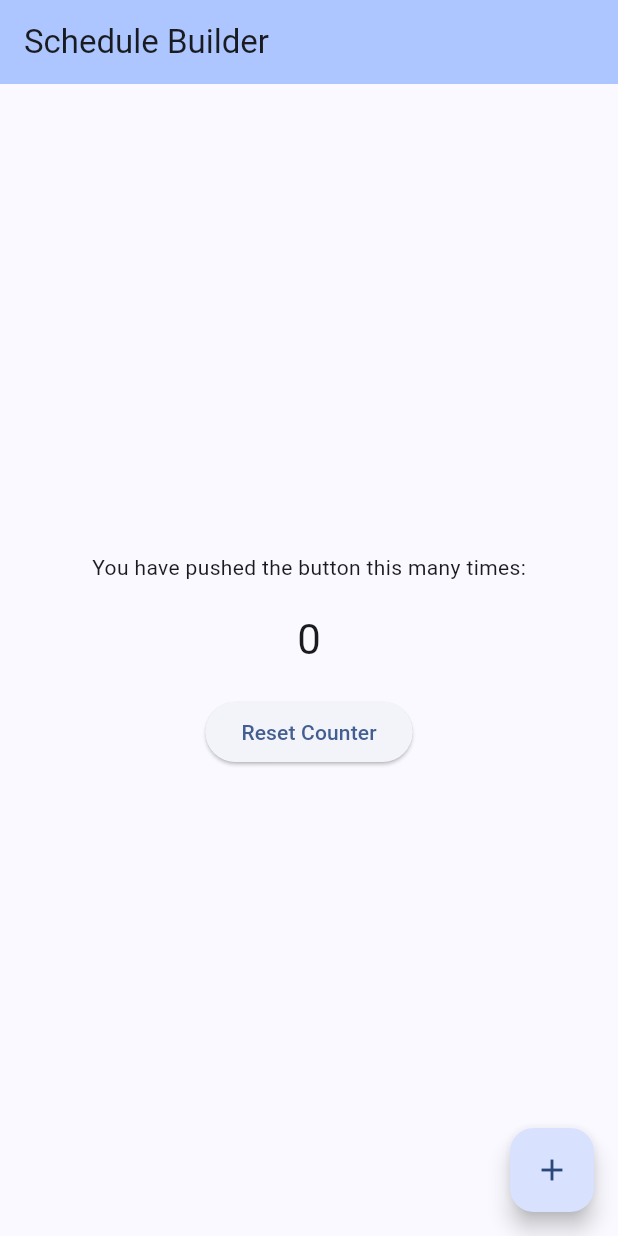
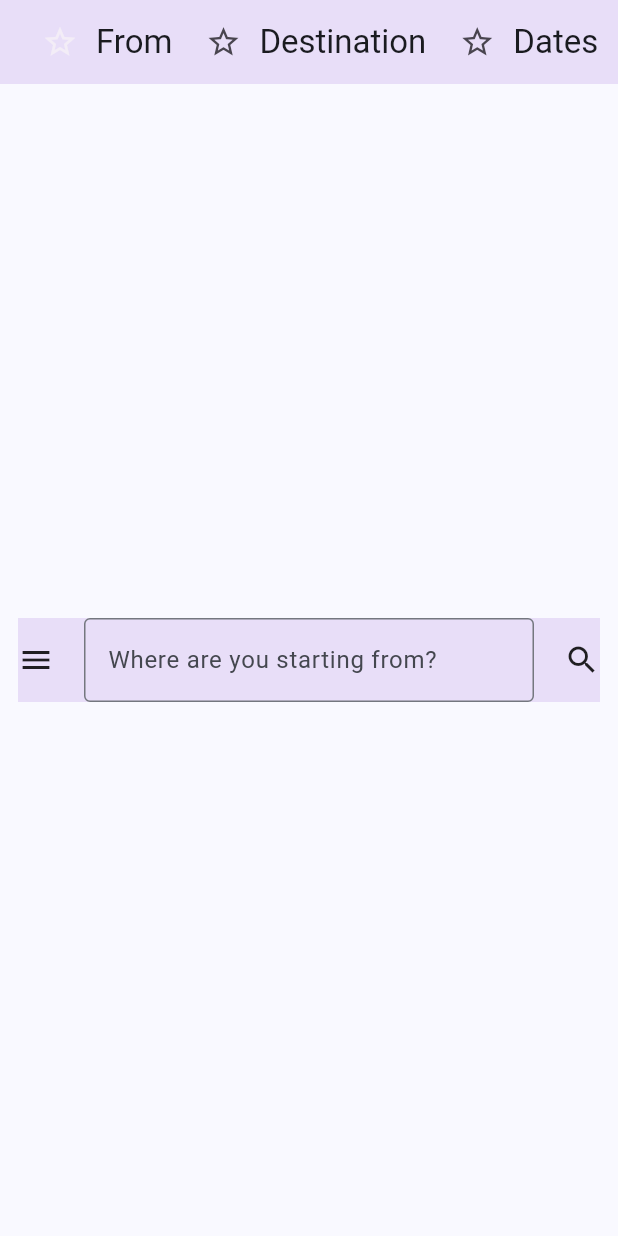
Before and after one commit to PrishaB/Syncinary---Team05, a Flutter app: the screen it shows after launch, on a phone screen of 412 x 824 dp. Run offline on Flutter 3.47's test engine with Material 3 defaults, Android fonts, the phone set to English and light mode, and no system bars.

Commit message:
FLight parameter enter almost working

```diff
--- a/syncinary/lib/main.dart
+++ b/syncinary/lib/main.dart
@@ -16,7 +16,7 @@ class MyApp extends StatelessWidget {
       theme: ThemeData(
         colorScheme: .fromSeed(seedColor: const Color.fromARGB(255, 58, 104, 183)),
       ),
-      home: const itinerary_builder(title: 'Schedule Builder'),
+      home: const itinerary_builder(),
     );
   }
 }
--- a/syncinary/lib/pages/itinerary_builder.dart
+++ b/syncinary/lib/pages/itinerary_builder.dart
@@ -1,77 +1,148 @@
 import 'package:flutter/material.dart';
 
-
 class itinerary_builder extends StatefulWidget {
-  const itinerary_builder({super.key, required this.title});
-
-  // This widget is the home page of your application. It is stateful, meaning
-  // that it has a State object (defined below) that contains fields that affect
-  // how it looks.
-
-  // This class is the configuration for the state. It holds the values (in this
-  // case the title) provided by the parent (in this case the App widget) and
-  // used by the build method of the State. Fields in a Widget subclass are
-  // always marked "final".
-
-  final String title;
+  const itinerary_builder({super.key});
 
   @override
   State<itinerary_builder> createState() => _itineraryState();
+
 }
 
 class _itineraryState extends State<itinerary_builder> {
-  int _counter = 0;
+  final TextEditingController _startController = TextEditingController();
+  final TextEditingController _endController = TextEditingController();
 
-  void _incrementCounter() {
-    setState(() {
-      // This call to setState tells the Flutter framework that something has
-      // changed in this State, which causes it to rerun the build method below
-      // so that the display can reflect the updated values. If we changed
-      // _counter without calling setState(), then the build method would not be
-      // called again, and so nothing would appear to happen.
-      _counter++;
-    });
+  int currentDisplay = 0;
 
 
-  }
 
-  void _resetCounter() {
+  void updateDisplay(int display) {
     setState(() {
-        _counter = 0;
+      currentDisplay = display;
     });
   }
 
   @override
+
   Widget build(BuildContext context) {
-    return Scaffold(
-      appBar: AppBar(
-        backgroundColor: Theme.of(context).colorScheme.inversePrimary,
-        title: Text(widget.title),
+    final List<Widget> screens = [
+      Center(
+        child:
+        ColoredBox(
+          color: Color(0xFFE8DEF8),
+
+          child:
+            Row(
+            mainAxisAlignment: MainAxisAlignment.center,
+            mainAxisSize: MainAxisSize.min,
+            spacing: 20,
+
+            children: [
+              const Icon(Icons.menu),
+              SizedBox(
+                width: 300,
+                child: TextField(
+                  controller: _startController,
+                  decoration: const InputDecoration(
+                    border: OutlineInputBorder(),
+                    labelText: 'Where are you starting from?',
                   ),
-      body: Center(
-        child: Column(
-          mainAxisAlignment: MainAxisAlignment.center,
-          spacing: 20,
-          children: [
-            const Text('You have pushed the button this many times:'),
-            Text(
-              '$_counter',
-              style: Theme.of(context).textTheme.headlineMedium,
+                ),
               ),
 
-            ElevatedButton(
-              onPressed: _resetCounter,
-              child: const Text('Reset Counter'),
-            ),
+              const Icon(Icons.search),
             ],
           ),
         ),
+      ),
 
-      floatingActionButton: FloatingActionButton(
-        onPressed: _incrementCounter,
-        tooltip: 'Increment',
-        child: const Icon(Icons.add),
+      Center(
+        child:
+        ColoredBox(
+          color: Color(0xFFE8DEF8),
+
+          child:
+            Row(
+            mainAxisAlignment: MainAxisAlignment.center,
+            mainAxisSize: MainAxisSize.min,
+            spacing: 20,
+
+            children: [
+              const Icon(Icons.menu),
+              SizedBox(
+                width: 300,
+                child: TextField(
+                  controller: _endController,
+                  decoration: const InputDecoration(
+                    border: OutlineInputBorder(),
+                    labelText: 'Choose destination',
                   ),
+                ),
+              ),
+
+              const Icon(Icons.search),
+            ],
+          ),
+        ),
+      ),
+
+    ];
+
+    return Scaffold(
+      appBar: AppBar(
+        // title: Text("Schedule Builder"),
+        centerTitle: true,
+
+        backgroundColor: Color(0xFFE8DEF8),
+        title:
+          Row(
+            mainAxisSize: MainAxisSize.min,
+            spacing: 10,
+            children: [
+              Row(
+                mainAxisSize: MainAxisSize.min,
+                children: <Widget>[
+                  IconButton(
+                  onPressed: () => updateDisplay(0),
+                  icon: const Icon(Icons.star_border_outlined),
+                  color: currentDisplay == 0 ? Color(0xFFF3EDF7) : Color(0xFF49454F),
+                  ),
+
+                  Text("From"),
+                ]
+              ),
+
+              Row(
+                mainAxisSize: MainAxisSize.min,
+                children: <Widget>[
+                  IconButton(
+                  onPressed: () => updateDisplay(1),
+                  icon: const Icon(Icons.star_border_outlined),
+                  color: currentDisplay == 1 ? Color(0xFFF3EDF7) : Color(0xFF49454F),
+                  ),
+
+                  Text("Destination"),
+                ]
+              ),
+
+              Row(
+                mainAxisSize: MainAxisSize.min,
+                children: <Widget>[
+                  IconButton(
+                  onPressed: () => updateDisplay(2),
+                  icon: const Icon(Icons.star_border_outlined),
+                  color: currentDisplay == 2 ? Color(0xFFF3EDF7) : Color(0xFF49454F),
+                  ),
+
+                  Text("Dates"),
+                ]
+              ),
+            ]
+          )
+      ),
+
+      body: screens[currentDisplay],
+
     );
   }
 }
```
Lines whose indentation alone changed are shown as unchanged.
